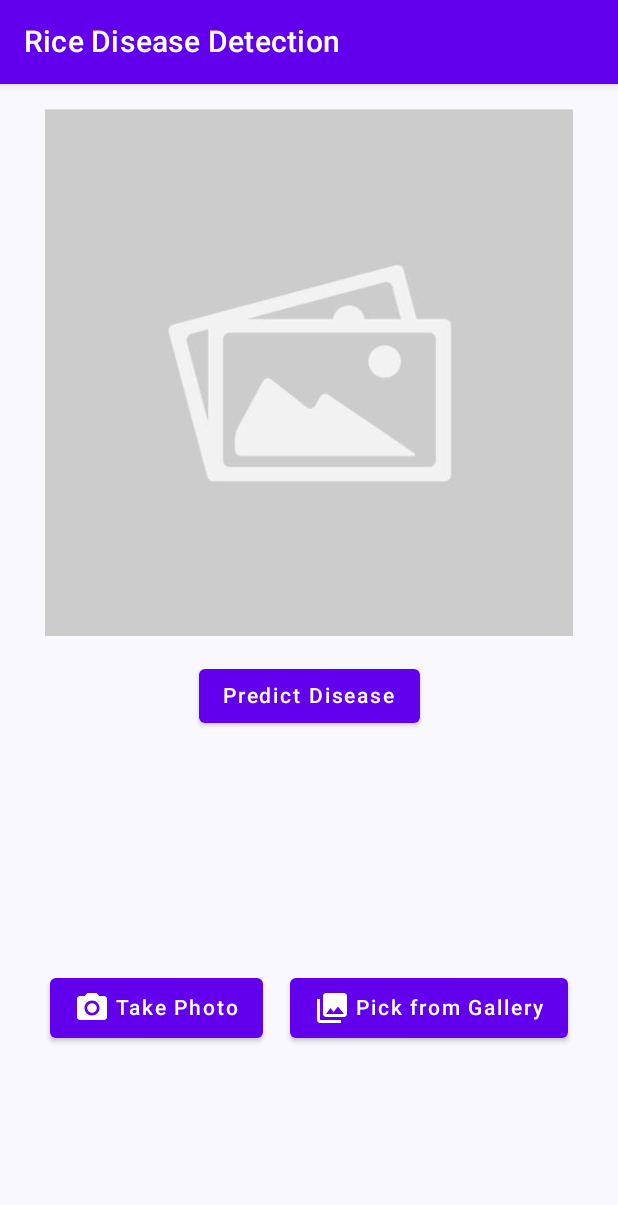
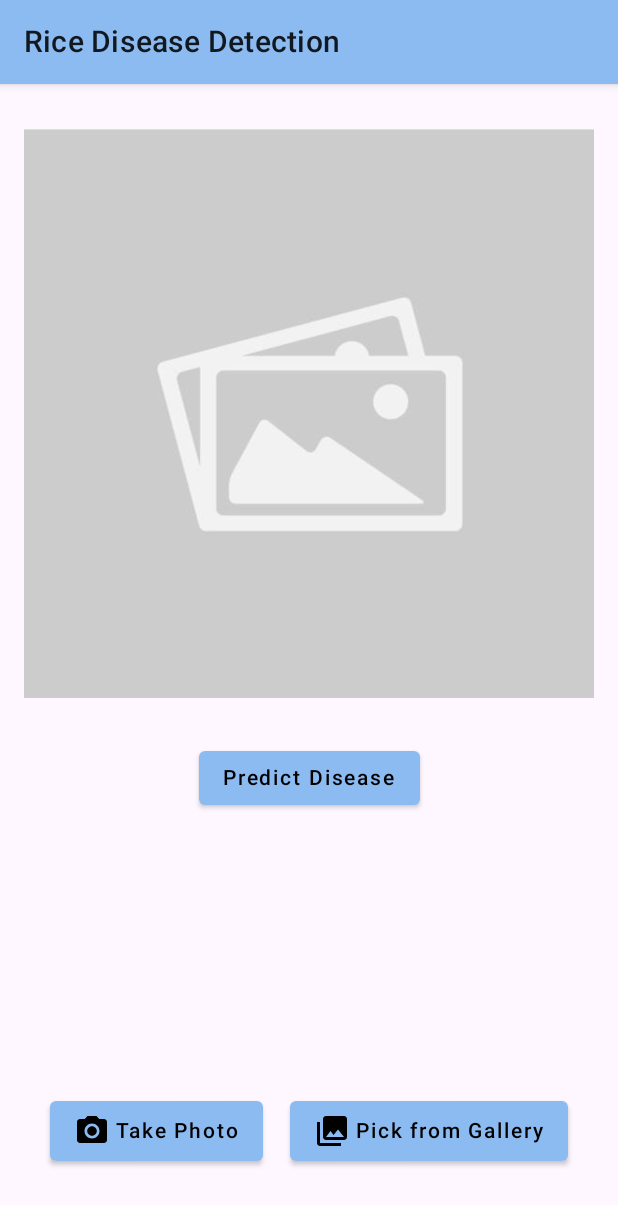
Before and after one commit to rokydas/classification-rice-disease-android, an Android app built with Jetpack Compose: the screen it shows after launch (MainActivity), on a phone screen of 412 x 824 dp. Shown: the top 1205 px of the screen. Run offline under Robolectric (Android 15) with nearby library versions, the phone set to English and light mode, and no system bars; our stand-ins replace accompanist; libraries missing offline, so code that uses them is left out: org.tensorflow.lite.

Commit message:
design changed

```diff
--- a/app/build.gradle
+++ b/app/build.gradle
@@ -72,4 +72,5 @@ dependencies {
     implementation 'androidx.compose.material:material-icons-extended:1.1.1'
     implementation 'androidx.lifecycle:lifecycle-viewmodel-compose:1.0.0-alpha07'
     implementation 'androidx.compose.material:material:1.1.1'
+    implementation "com.google.accompanist:accompanist-systemuicontroller:0.23.1"
 }
--- a/app/src/main/java/com/example/rice_detection/ImageUploadScreen.kt
+++ b/app/src/main/java/com/example/rice_detection/ImageUploadScreen.kt
@@ -3,23 +3,20 @@ package com.example.rice_detection
 import android.content.ContentResolver
 import android.graphics.Bitmap
 import android.graphics.BitmapFactory
-import android.graphics.Matrix
-import android.util.Log
 import android.widget.Toast
 import androidx.activity.compose.rememberLauncherForActivityResult
 import androidx.activity.result.contract.ActivityResultContracts
 import androidx.compose.foundation.Image
 import androidx.compose.foundation.layout.Arrangement
-import androidx.compose.foundation.layout.Box
 import androidx.compose.foundation.layout.Column
 import androidx.compose.foundation.layout.Row
 import androidx.compose.foundation.layout.Spacer
 import androidx.compose.foundation.layout.fillMaxSize
 import androidx.compose.foundation.layout.fillMaxWidth
 import androidx.compose.foundation.layout.padding
-import androidx.compose.foundation.layout.size
 import androidx.compose.foundation.layout.width
 import androidx.compose.material.Button
+import androidx.compose.material.ButtonDefaults
 import androidx.compose.material.Icon
 import androidx.compose.material.Text
 import androidx.compose.material.TopAppBar
@@ -31,11 +28,12 @@ import androidx.compose.runtime.mutableStateOf
 import androidx.compose.runtime.remember
 import androidx.compose.ui.Alignment
 import androidx.compose.ui.Modifier
+import androidx.compose.ui.graphics.Color
 import androidx.compose.ui.graphics.asImageBitmap
-import androidx.compose.ui.layout.ContentScale
 import androidx.compose.ui.platform.LocalContext
 import androidx.compose.ui.res.painterResource
 import androidx.compose.ui.text.TextStyle
+import androidx.compose.ui.text.style.TextAlign
 import androidx.compose.ui.unit.dp
 import androidx.compose.ui.unit.sp
 import androidx.lifecycle.viewmodel.compose.viewModel
@@ -49,12 +47,15 @@ import org.tensorflow.lite.support.tensorbuffer.TensorBuffer
 fun ImageUploadScreen(
     viewModel: ImageUploadViewModel = viewModel()
 ) {
+
     val context = LocalContext.current
     val classes = listOf<String>("Brown Spot", "Healthy", "Hispa", "Leaf Blast")
+    val result = remember { mutableStateOf("") }
     val imageBitmap = remember { mutableStateOf<Bitmap?>(null) }
     val takePhotoLauncher = rememberLauncherForActivityResult(ActivityResultContracts.TakePicturePreview()) { bitmap ->
         bitmap?.let {
             imageBitmap.value = bitmap
+            result.value = ""
         }
     }
 
@@ -64,18 +65,19 @@ fun ImageUploadScreen(
             val inputStream = contentResolver.openInputStream(it)
             val bitmap: Bitmap = BitmapFactory.decodeStream(inputStream)
             imageBitmap.value = bitmap
+            result.value = ""
         }
     }
 
     Column(Modifier.fillMaxSize(), horizontalAlignment = Alignment.CenterHorizontally) {
-        TopAppBar(title = { Text(text = "Rice Disease Detection") })
+        TopAppBar(backgroundColor = Color(0xFF8cbbf1), title = { Text(text = "Rice Disease Detection") }, )
 
         if (imageBitmap.value != null) {
             Image(
                 bitmap = imageBitmap.value!!.asImageBitmap(),
                 contentDescription = "Selected Image",
                 modifier = Modifier
-                    .weight(3f)
+                    .weight(2f)
                     .fillMaxWidth()
                     .padding(16.dp),
             )
@@ -91,8 +93,11 @@ fun ImageUploadScreen(
         }
 
         Column(modifier = Modifier.weight(1f), horizontalAlignment = Alignment.CenterHorizontally) {
-            val result = remember { mutableStateOf("") }
-            Button(onClick = {
+            Button(
+                colors = ButtonDefaults.buttonColors(
+                    backgroundColor = Color(0xFF8cbbf1)
+                ),
+                onClick = {
                     if (imageBitmap.value != null) {
                         val resizedImage = Bitmap.createScaledBitmap(imageBitmap.value!!, 175, 175, true);
 
@@ -105,11 +110,15 @@ fun ImageUploadScreen(
                         inputFeature0.loadBuffer(byteBuffer)
                         val outputs = model.process(inputFeature0)
                         val outputFeature0: TensorBuffer = outputs.outputFeature0AsTensorBuffer
+                        val ansArr = outputFeature0.floatArray
+                        val maxIndex = findMaxIndex(ansArr)
+                        var r = ""
+                        ansArr.forEachIndexed { index, ans ->
+                            r += "${classes[index]}: $ans\n"
+                        }
+                        r += "Predicted Class: ${classes[maxIndex]}"
 
-                    val maxIndex = findMaxIndex(outputFeature0.floatArray)
-
-                    result.value = classes[maxIndex]
-
+                        result.value = r
                         model.close()
                     } else {
                         Toast.makeText(
@@ -118,29 +127,41 @@ fun ImageUploadScreen(
                             Toast.LENGTH_SHORT
                         ).show()
                     }
-
             }) {
                 Text(text = "Predict Disease")
             }
             if (result.value != "") {
-                Text(text = result.value, style = TextStyle(fontSize = 20.sp), modifier = Modifier.padding(top = 20.dp))
+                Text(
+                    text = result.value,
+                    style = TextStyle(fontSize = 20.sp),
+                    modifier = Modifier.padding(top = 20.dp),
+                    textAlign = TextAlign.Center
+                )
             }
         }
 
         Row(
             modifier = Modifier
-                .weight(1f)
+                .weight(0.5f)
                 .fillMaxWidth()
                 .padding(16.dp),
             horizontalArrangement = Arrangement.SpaceEvenly
         ) {
-            Button(onClick = { takePhotoLauncher.launch(null) }) {
+            Button(
+                colors = ButtonDefaults.buttonColors(
+                    backgroundColor = Color(0xFF8cbbf1)
+                ),
+                onClick = { takePhotoLauncher.launch(null) }) {
                 Icon(Icons.Filled.CameraAlt, contentDescription = "Take Photo")
                 Spacer(modifier = Modifier.width(4.dp))
                 Text(text = "Take Photo")
             }
 
-            Button(onClick = { pickFromGalleryLauncher.launch("image/*") }) {
+            Button(
+                colors = ButtonDefaults.buttonColors(
+                    backgroundColor = Color(0xFF8cbbf1)
+                ),
+                onClick = { pickFromGalleryLauncher.launch("image/*") }) {
                 Icon(Icons.Filled.PhotoLibrary, contentDescription = "Pick from Gallery")
                 Spacer(modifier = Modifier.width(4.dp))
                 Text(text = "Pick from Gallery")
--- a/app/src/main/java/com/example/rice_detection/MainActivity.kt
+++ b/app/src/main/java/com/example/rice_detection/MainActivity.kt
@@ -4,23 +4,27 @@ import android.os.Bundle
 import androidx.activity.ComponentActivity
 import androidx.activity.compose.setContent
 import androidx.compose.foundation.layout.fillMaxSize
-import androidx.compose.material3.MaterialTheme
 import androidx.compose.material3.Surface
-import androidx.compose.material3.Text
-import androidx.compose.runtime.Composable
+import androidx.compose.runtime.SideEffect
 import androidx.compose.ui.Modifier
-import androidx.compose.ui.tooling.preview.Preview
+import androidx.compose.ui.graphics.Color
 import com.example.rice_detection.ui.theme.RicedetectionTheme
+import com.google.accompanist.systemuicontroller.rememberSystemUiController
+
 
 class MainActivity : ComponentActivity() {
     override fun onCreate(savedInstanceState: Bundle?) {
         super.onCreate(savedInstanceState)
         setContent {
-            RicedetectionTheme {
-                // A surface container using the 'background' color from the theme
-                Surface(modifier = Modifier.fillMaxSize(), color = MaterialTheme.colorScheme.background) {
-                    ImageUploadScreen()
-                }
+            val systemUiController = rememberSystemUiController()
+            SideEffect {
+                systemUiController.setStatusBarColor(
+                    color = Color(0xFF5A99E0)
+                )
+            }
+            // A surface container using the 'background' color from the theme
+            Surface(modifier = Modifier.fillMaxSize()) {
+                ImageUploadScreen()
             }
         }
     }
--- a/app/src/main/res/values/colors.xml
+++ b/app/src/main/res/values/colors.xml
@@ -7,4 +7,5 @@
     <color name="teal_700">#FF018786</color>
     <color name="black">#FF000000</color>
     <color name="white">#FFFFFFFF</color>
+    <color name="statusBarColor">#8cbbf1</color>
 </resources>
--- a/app/src/main/res/values/themes.xml
+++ b/app/src/main/res/values/themes.xml
@@ -1,5 +1,8 @@
 <?xml version="1.0" encoding="utf-8"?>
 <resources>
 
-    <style name="Theme.Ricedetection" parent="android:Theme.Material.Light.NoActionBar" />
+    <style name="Theme.Ricedetection" parent="android:Theme.Material.Light.NoActionBar">
+        <item name="android:windowLightStatusBar">true</item>
+    </style>
+
 </resources>
```
Lines whose indentation alone changed are shown as unchanged.
